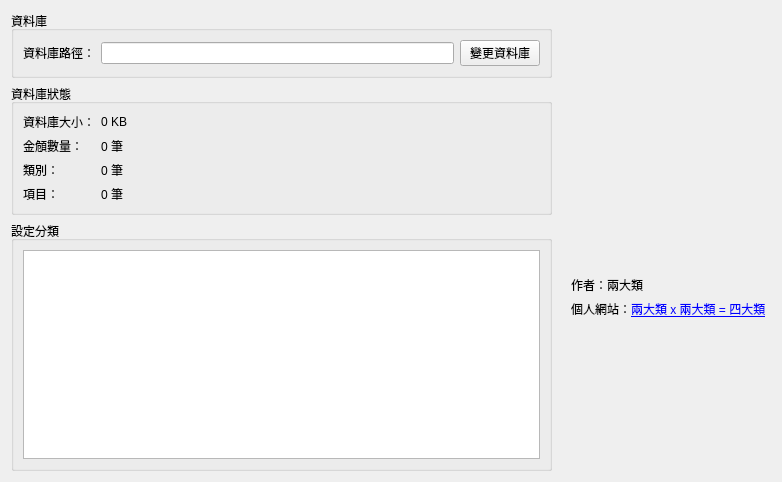
Before: the Qt Designer form settingtab.ui in coolshou/accountbook, drawn with Qt 5.
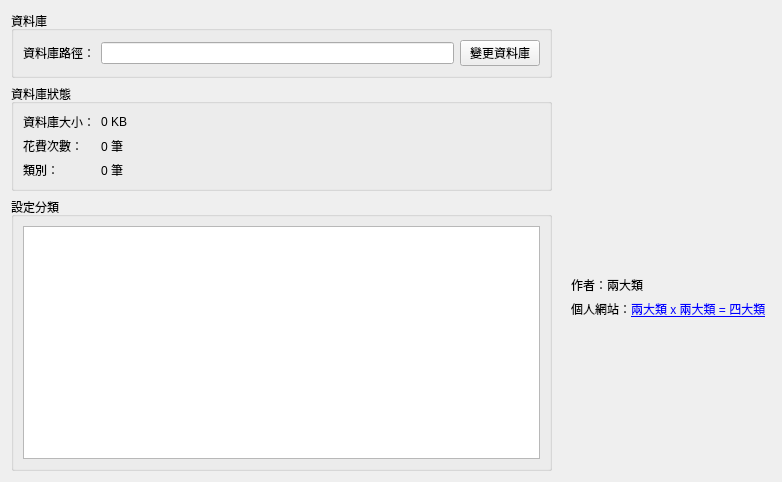
After: the same form once the commit is applied. Icons and pictures are not drawn.

```diff
--- a/settingtab.ui
+++ b/settingtab.ui
@@ -52,6 +52,9 @@
         <string>資料庫狀態</string>
        </property>
        <layout class="QFormLayout" name="formLayout_2">
+        <property name="fieldGrowthPolicy">
+         <enum>QFormLayout::AllNonFixedFieldsGrow</enum>
+        </property>
         <item row="0" column="0">
          <widget class="QLabel" name="databaseSizeLabel">
           <property name="text">
@@ -69,7 +72,7 @@
         <item row="1" column="0">
          <widget class="QLabel" name="expenseNumLabel">
           <property name="text">
-           <string>金頠數量：</string>
+           <string>花費次數：</string>
           </property>
          </widget>
         </item>
@@ -94,20 +97,6 @@
           </property>
          </widget>
         </item>
-        <item row="3" column="0">
-         <widget class="QLabel" name="subjectNumLabel">
-          <property name="text">
-           <string>項目：</string>
-          </property>
-         </widget>
-        </item>
-        <item row="3" column="1">
-         <widget class="QLabel" name="subjectNumDataLabel">
-          <property name="text">
-           <string>0 筆</string>
-          </property>
-         </widget>
-        </item>
        </layout>
       </widget>
      </item>
@@ -118,7 +107,7 @@
        </property>
        <layout class="QVBoxLayout" name="verticalLayout_6">
         <item>
-         <widget class="QTreeView" name="classTreeView"/>
+         <widget class="QListView" name="classListView"/>
         </item>
        </layout>
       </widget>
```
